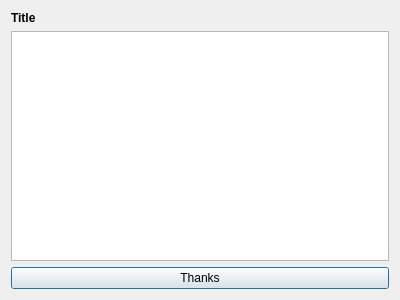
First picture: the form in dialogshowfunc.ui, repository NaikSoftware/LogicCalc, before the edit.
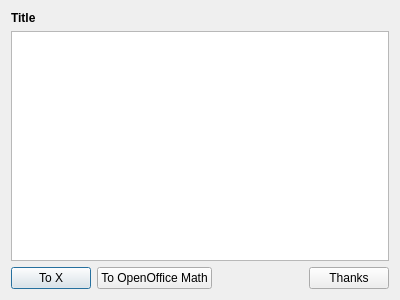
Second picture: the form after the edit.

```diff
--- a/dialogshowfunc.ui
+++ b/dialogshowfunc.ui
@@ -14,7 +14,7 @@
    <string>Dialog</string>
   </property>
   <layout class="QGridLayout" name="gridLayout">
-   <item row="0" column="0">
+   <item row="0" column="3">
     <widget class="QLabel" name="labelTitle">
      <property name="font">
       <font>
@@ -27,15 +27,49 @@
      </property>
     </widget>
    </item>
-   <item row="1" column="0">
+   <item row="1" column="3">
     <widget class="QTextBrowser" name="textBrowser"/>
    </item>
-   <item row="2" column="0">
-    <widget class="QPushButton" name="btnThanks">
-     <property name="text">
-      <string>Thanks</string>
+   <item row="3" column="3">
+    <layout class="QHBoxLayout" name="horizontalLayout">
+     <property name="sizeConstraint">
+      <enum>QLayout::SetDefaultConstraint</enum>
      </property>
-    </widget>
+     <item>
+      <widget class="QPushButton" name="btnToX">
+       <property name="text">
+        <string>To X</string>
+       </property>
+      </widget>
+     </item>
+     <item>
+      <widget class="QPushButton" name="btnToOOMath">
+       <property name="text">
+        <string>To OpenOffice Math</string>
+       </property>
+      </widget>
+     </item>
+     <item>
+      <spacer name="horizontalSpacer">
+       <property name="orientation">
+        <enum>Qt::Horizontal</enum>
+       </property>
+       <property name="sizeHint" stdset="0">
+        <size>
+         <width>40</width>
+         <height>20</height>
+        </size>
+       </property>
+      </spacer>
+     </item>
+     <item>
+      <widget class="QPushButton" name="btnThanks">
+       <property name="text">
+        <string>Thanks</string>
+       </property>
+      </widget>
+     </item>
+    </layout>
    </item>
   </layout>
  </widget>
```
